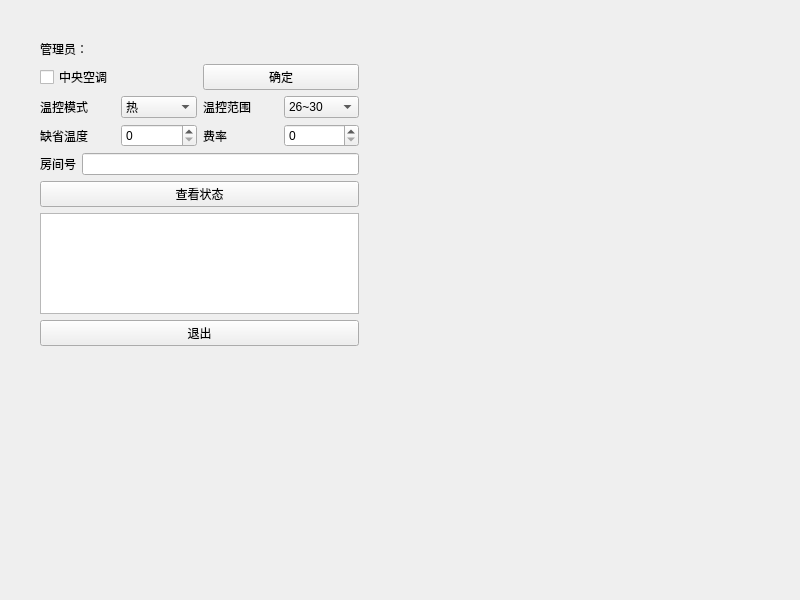
lhd1029/SoftwareEngineering, file HotelAirCondiManSystem/admin.ui: the form before one commit.
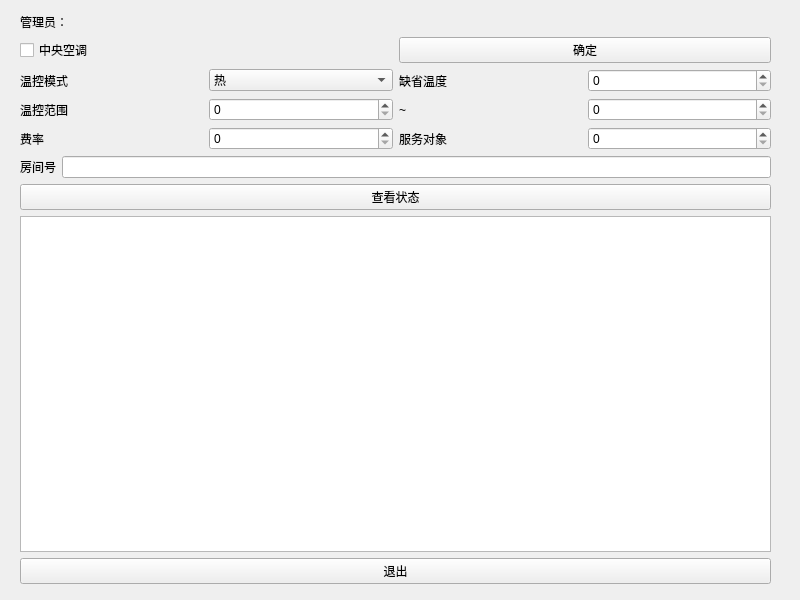
The form after the commit.

The edit to the form file:
```diff
--- a/HotelAirCondiManSystem/admin.ui
+++ b/HotelAirCondiManSystem/admin.ui
@@ -17,10 +17,10 @@
    <widget class="QWidget" name="verticalLayoutWidget">
     <property name="geometry">
      <rect>
-      <x>40</x>
-      <y>40</y>
-      <width>319</width>
-      <height>306</height>
+      <x>20</x>
+      <y>13</y>
+      <width>751</width>
+      <height>571</height>
      </rect>
     </property>
     <layout class="QVBoxLayout" name="verticalLayout_3">
@@ -65,53 +65,62 @@
          </item>
         </widget>
        </item>
-       <item row="0" column="0">
-        <widget class="QLabel" name="label">
-         <property name="text">
-          <string>温控模式</string>
-         </property>
-        </widget>
-       </item>
-       <item row="0" column="2">
-        <widget class="QLabel" name="label_2">
-         <property name="text">
-          <string>温控范围</string>
-         </property>
-        </widget>
-       </item>
-       <item row="0" column="3">
-        <widget class="QComboBox" name="degreelimit">
-         <item>
-          <property name="text">
-           <string>26~30</string>
-          </property>
-         </item>
-         <item>
-          <property name="text">
-           <string>18~26</string>
-          </property>
-         </item>
-        </widget>
-       </item>
        <item row="1" column="0">
         <widget class="QLabel" name="label_3">
          <property name="text">
-          <string>缺省温度</string>
+          <string>温控范围</string>
          </property>
         </widget>
        </item>
        <item row="1" column="1">
-        <widget class="QSpinBox" name="defaultdegree"/>
+        <widget class="QSpinBox" name="spinBox_lowLimit"/>
+       </item>
+       <item row="1" column="3">
+        <widget class="QSpinBox" name="spinBox_highLimit"/>
        </item>
        <item row="1" column="2">
-        <widget class="QLabel" name="label_4">
+        <widget class="QLabel" name="label_tempLimit">
+         <property name="text">
+          <string>~</string>
+         </property>
+        </widget>
+       </item>
+       <item row="0" column="2">
+        <widget class="QLabel" name="label_defaultTemp">
+         <property name="text">
+          <string>缺省温度</string>
+         </property>
+        </widget>
+       </item>
+       <item row="0" column="3">
+        <widget class="QSpinBox" name="spinbox_defaultTemp"/>
+       </item>
+       <item row="2" column="0">
+        <widget class="QLabel" name="label_feeRate">
          <property name="text">
           <string>费率</string>
          </property>
         </widget>
        </item>
-       <item row="1" column="3">
-        <widget class="QSpinBox" name="feerate"/>
+       <item row="2" column="1">
+        <widget class="QSpinBox" name="spinbox_feeRate"/>
+       </item>
+       <item row="2" column="2">
+        <widget class="QLabel" name="label_serveNum">
+         <property name="text">
+          <string>服务对象</string>
+         </property>
+        </widget>
+       </item>
+       <item row="2" column="3">
+        <widget class="QSpinBox" name="spinBox_serveNum"/>
+       </item>
+       <item row="0" column="0">
+        <widget class="QLabel" name="label_degreepattern">
+         <property name="text">
+          <string>温控模式</string>
+         </property>
+        </widget>
        </item>
       </layout>
      </item>
```
Left out of the diff: 8 changed lines with no effect on the pictures.
